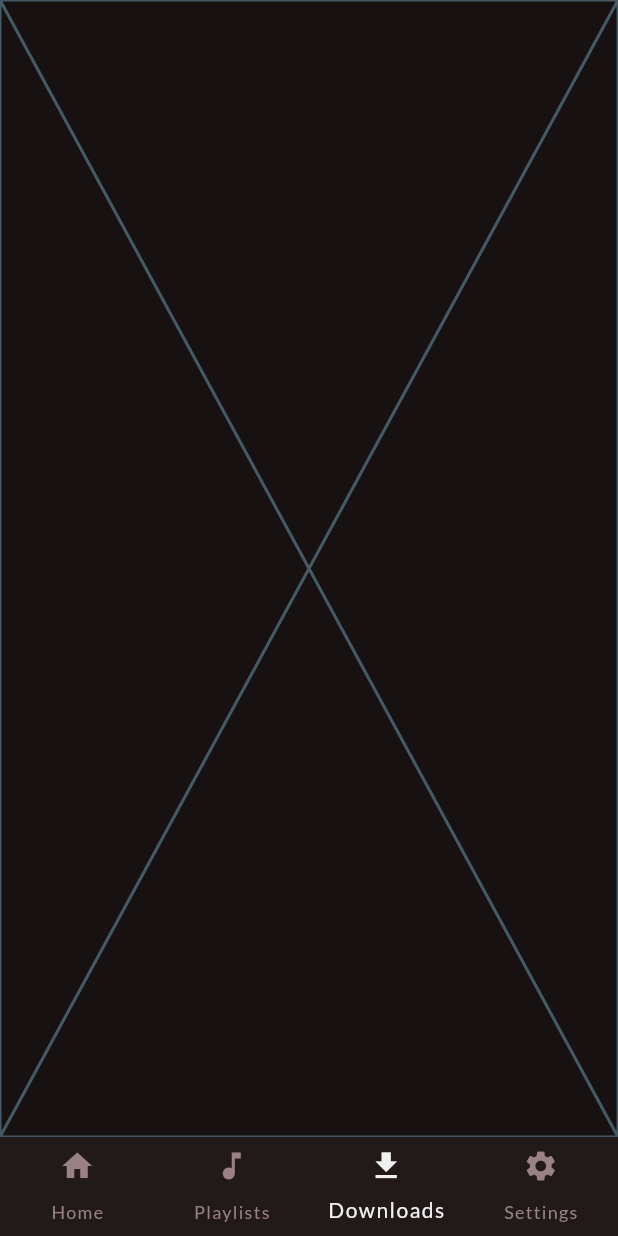
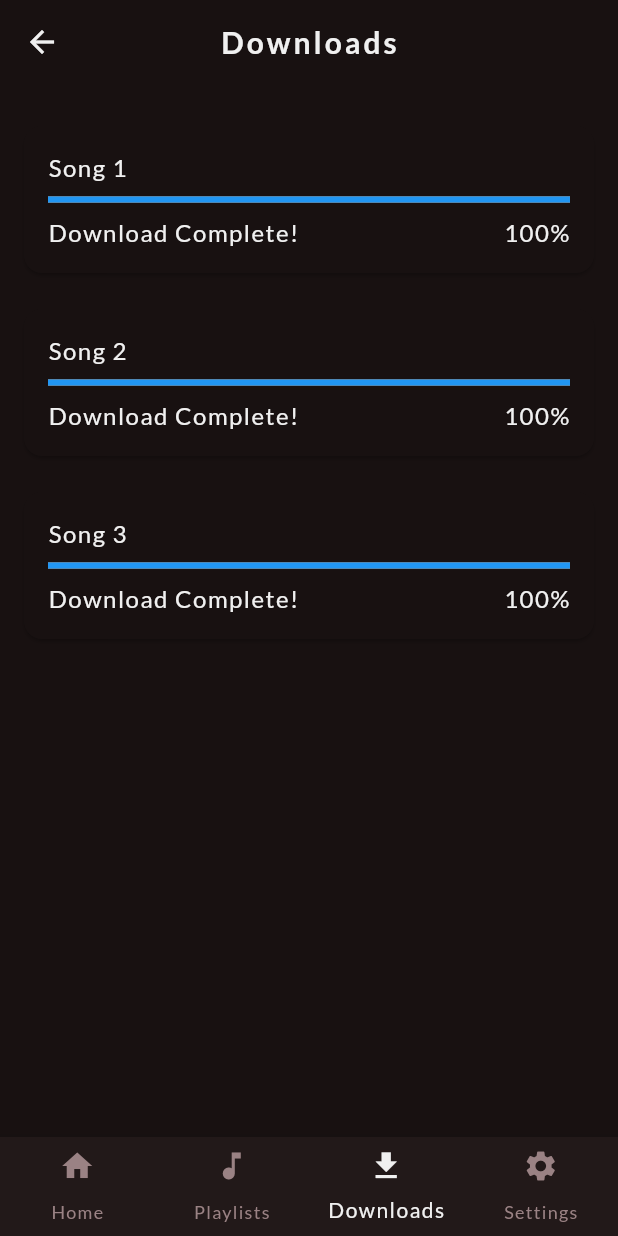
Before and after one commit to MouridIbrahim/soundsnip, a Flutter app: the screen it shows after launch, item 3 of the bottom bar chosen, on a phone screen of 412 x 824 dp. Run offline on Flutter 3.47's test engine with Material 3 defaults, Android fonts, the phone set to English and light mode, and no system bars; our stand-ins replace google_fonts.

Commit message:
seconds of second day

```diff
--- a/lib/screens/Download_page.dart
+++ b/lib/screens/Download_page.dart
@@ -1,4 +1,5 @@
 import 'package:flutter/material.dart';
+import 'package:soundsnip/shared/StyledText.dart';
 
 class DownloadPage extends StatefulWidget {
   const DownloadPage({super.key});
@@ -8,8 +9,78 @@ class DownloadPage extends StatefulWidget {
 }
 
 class _DownloadPageState extends State<DownloadPage> {
+  // Example list of downloads
+  List<Map<String, dynamic>> downloads = [
+    {'title': 'Song 1', 'progress': 0.0, 'isDownloading': true},
+    {'title': 'Song 2', 'progress': 0.0, 'isDownloading': true},
+    {'title': 'Song 3', 'progress': 0.0, 'isDownloading': true},
+  ];
+
+  @override
+  void initState() {
+    super.initState();
+    // Simulate download progress for each item
+    for (int i = 0; i < downloads.length; i++) {
+      _simulateDownload(i);
+    }
+  }
+
+  void _simulateDownload(int index) async {
+    while (downloads[index]['progress'] < 1.0) {
+      await Future.delayed(const Duration(milliseconds: 300));
+      setState(() {
+        downloads[index]['progress'] += 0.1;
+        if (downloads[index]['progress'] >= 1.0) {
+          downloads[index]['progress'] = 1.0;
+          downloads[index]['isDownloading'] = false;
+        }
+      });
+    }
+  }
+
   @override
   Widget build(BuildContext context) {
-    return const Placeholder();
+    return Scaffold(
+      appBar: AppBar(title: StyledHeadline('Downloads'),leading: Icon(Icons.arrow_back),),
+      body: ListView.builder(
+        padding: const EdgeInsets.all(16),
+        itemCount: downloads.length,
+        itemBuilder: (context, index) {
+          final download = downloads[index];
+          return Card(
+            margin: const EdgeInsets.symmetric(vertical: 12),
+            child: Padding(
+              padding: const EdgeInsets.all(16),
+              child: Column(
+                crossAxisAlignment: CrossAxisAlignment.start,
+                children: [
+                  StyledText(download['title']),
+                  SizedBox(height: 8),
+                  LinearProgressIndicator(
+                    value: download['progress'],
+                    backgroundColor: Colors.grey[300],
+                    valueColor: AlwaysStoppedAnimation<Color>(Colors.blue),
+                  ),
+                  SizedBox(height: 8),
+                  Row(
+                    mainAxisAlignment: MainAxisAlignment.spaceBetween,
+                    children: [
+                      StyledText(
+                        download['isDownloading']
+                            ? 'Downloading...'
+                            : 'Download Complete!',
+                      ),
+                      StyledText(
+                        '${(download['progress'] * 100).toStringAsFixed(0)}%',
+                      ),
+                    ],
+                  ),
+                ],
+              ),
+            ),
+          );
+        },
+      ),
+    );
   }
 }
```
Also changed, not shown: lib/screens/Home_Page.dart (+13 -4 lines), lib/screens/Playlist_page.dart (+29 -1 lines), lib/screens/Settings_Page.dart (+40 -1 lines), lib/screens/play_page.dart (added).
